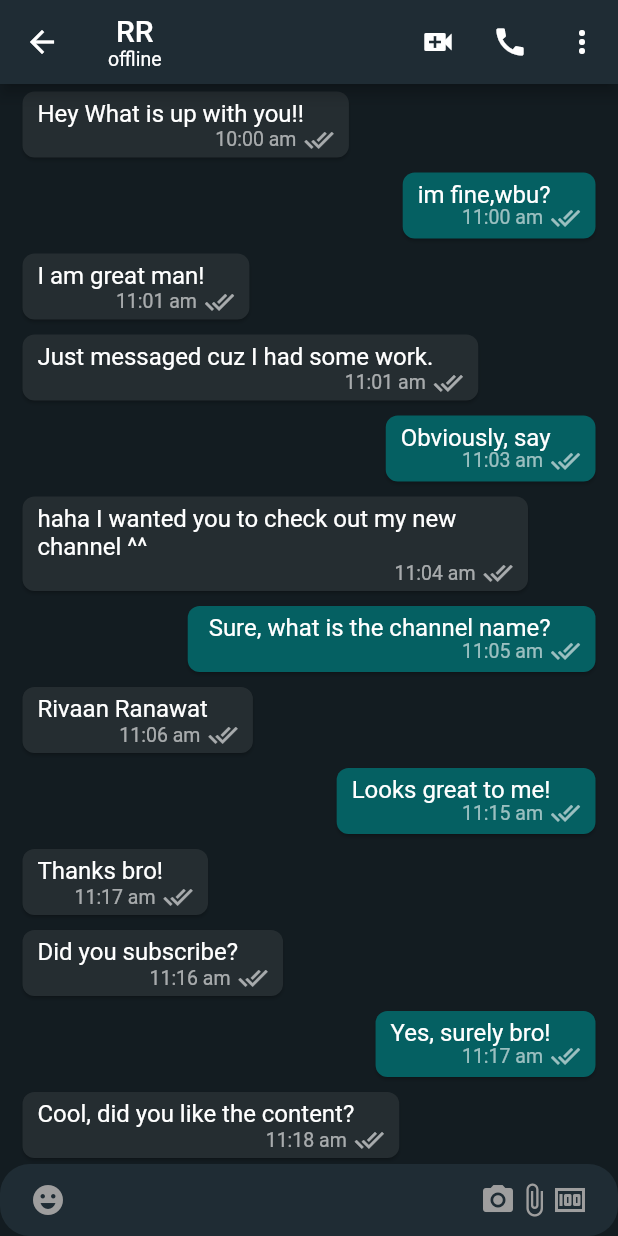
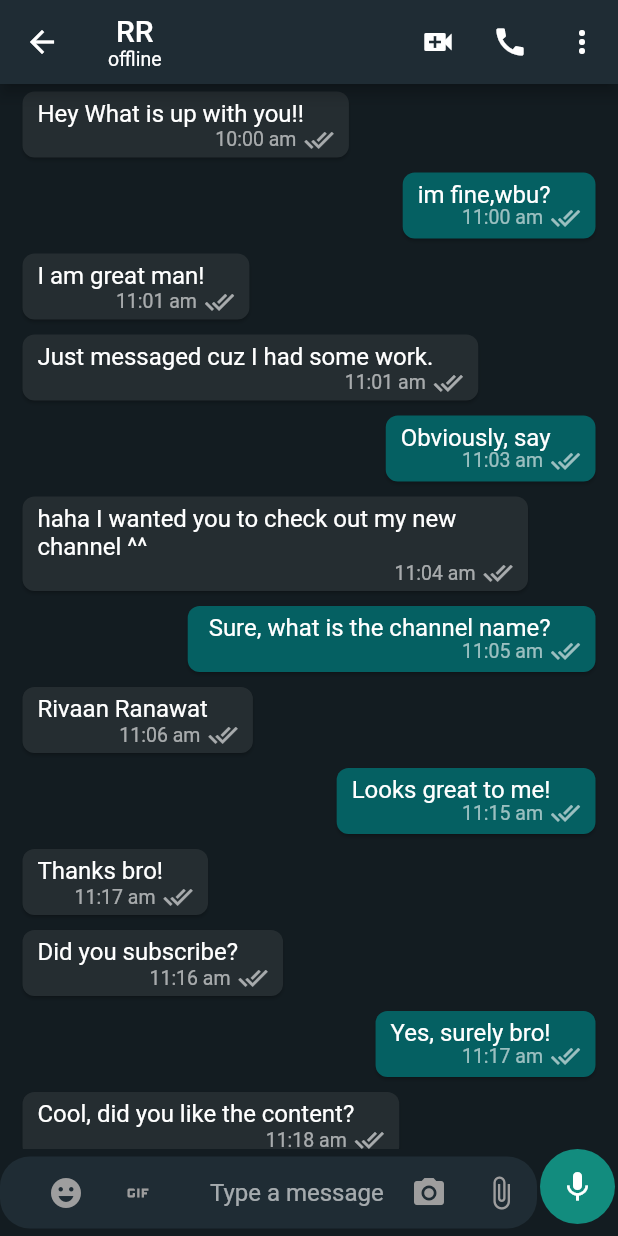
Before and after one commit to ROG-stdioh/chat_app_riverpod, a Flutter app: the MobileChatScreen screen opened directly, on a phone screen of 412 x 824 dp. Run offline on Flutter 3.47's test engine with Material 2 defaults, Android fonts, the phone set to English and light mode, and no system bars; our stand-ins replace cloud_firestore, country_picker, firebase_auth, firebase_core, firebase_storage, flutter_contacts and 2 more; accounts and stored records are empty.

Commit message:
bottom text field modified

```diff
--- a/lib/screens/mobile_chat_screen.dart
+++ b/lib/features/chat/screens/mobile_chat_screen.dart
@@ -1,6 +1,7 @@
 import 'package:chat_app_riverpod/colors.dart';
 import 'package:chat_app_riverpod/common/widgets/loader.dart';
 import 'package:chat_app_riverpod/features/auth/controller/auth_controller.dart';
+import 'package:chat_app_riverpod/features/chat/widgets/bottom_chat_field.dart';
 import 'package:chat_app_riverpod/models/user_model.dart';
 import 'package:chat_app_riverpod/widgets/chat_list.dart';
 import 'package:flutter/material.dart';
@@ -46,52 +47,11 @@
       ),
       body: Column(
         //chat list
-        children: [
-          const Expanded(
+        children: const [
+          Expanded(
             child: ChatList(),
           ),
-          TextField(
-            decoration: InputDecoration(
-              fillColor: mobileChatBoxColor,
-              filled: true,
-              prefixIcon: const Padding(
-                padding: EdgeInsets.symmetric(horizontal: 20),
-                child: Icon(
-                  Icons.emoji_emotions,
-                  color: Colors.grey,
-                ),
-              ),
-              suffixIcon: Padding(
-                padding: const EdgeInsets.symmetric(horizontal: 20),
-                child: Row(
-                  mainAxisAlignment: MainAxisAlignment.end,
-                  children: const [
-                    Icon(
-                      Icons.camera_alt,
-                      color: Colors.grey,
-                    ),
-                    Icon(
-                      Icons.attach_file,
-                      color: Colors.grey,
-                    ),
-                    Icon(
-                      Icons.money,
-                      color: Colors.grey,
-                    ),
-                  ],
-                ),
-              ),
-              hintText: 'Type a message',
-              border: OutlineInputBorder(
-                borderRadius: BorderRadius.circular(20),
-                borderSide: const BorderSide(
-                  width: 0,
-                  style: BorderStyle.none,
-                ),
-              ),
-              contentPadding: const EdgeInsets.only(left: 20),
-            ),
-          )
+          BottomChatField()
         ],
 
         //text input
--- /dev/null
+++ b/lib/features/chat/widgets/bottom_chat_field.dart
@@ -0,0 +1,111 @@
+import 'package:chat_app_riverpod/colors.dart';
+import 'package:flutter/material.dart';
+
+class BottomChatField extends StatefulWidget {
+  const BottomChatField({
+    Key? key,
+  }) : super(key: key);
+
+  @override
+  State<BottomChatField> createState() => _BottomChatFieldState();
+}
+
+class _BottomChatFieldState extends State<BottomChatField> {
+  bool isShowSendButton = false;
+  @override
+  Widget build(BuildContext context) {
+    return Row(
+      children: [
+        Expanded(
+          child: TextFormField(
+            onChanged: (val) {
+              if (val.isNotEmpty) {
+                setState(() {
+                  isShowSendButton = true;
+                });
+              } else {
+                setState(() {
+                  isShowSendButton = false;
+                });
+              }
+            },
+            decoration: InputDecoration(
+              fillColor: mobileChatBoxColor,
+              filled: true,
+              prefixIcon: Padding(
+                padding: const EdgeInsets.symmetric(horizontal: 20.0),
+                child: SizedBox(
+                  width: 100,
+                  child: Row(
+                    children: [
+                      IconButton(
+                        onPressed: () {},
+                        icon: const Icon(
+                          Icons.emoji_emotions,
+                          color: Colors.grey,
+                        ),
+                      ),
+                      IconButton(
+                        onPressed: () {},
+                        icon: const Icon(
+                          Icons.gif,
+                          color: Colors.grey,
+                        ),
+                      ),
+                    ],
+                  ),
+                ),
+              ),
+              suffixIcon: SizedBox(
+                width: 100,
+                child: Row(
+                  mainAxisAlignment: MainAxisAlignment.end,
+                  children: [
+                    IconButton(
+                      onPressed: () {},
+                      icon: const Icon(
+                        Icons.camera_alt,
+                        color: Colors.grey,
+                      ),
+                    ),
+                    IconButton(
+                      onPressed: () {},
+                      icon: const Icon(
+                        Icons.attach_file,
+                        color: Colors.grey,
+                      ),
+                    ),
+                  ],
+                ),
+              ),
+              hintText: 'Type a message',
+              border: OutlineInputBorder(
+                borderRadius: BorderRadius.circular(20),
+                borderSide: const BorderSide(
+                  width: 0,
+                  style: BorderStyle.none,
+                ),
+              ),
+              contentPadding: const EdgeInsets.only(left: 20),
+            ),
+          ),
+        ),
+        Padding(
+          padding: const EdgeInsets.only(
+            bottom: 8.0,
+            right: 2.0,
+            left: 2.0,
+          ),
+          child: CircleAvatar(
+            backgroundColor: const Color(0xFF128C7E),
+            radius: 25,
+            child: Icon(
+              isShowSendButton ? Icons.send : Icons.mic,
+              color: Colors.white,
+            ),
+          ),
+        )
+      ],
+    );
+  }
+}
--- a/lib/features/select_contacts/repository/select_contact_repository.dart
+++ b/lib/features/select_contacts/repository/select_contact_repository.dart
@@ -1,6 +1,6 @@
 import 'package:chat_app_riverpod/common/utils/utils.dart';
 import 'package:chat_app_riverpod/models/user_model.dart';
-import 'package:chat_app_riverpod/screens/mobile_chat_screen.dart';
+import 'package:chat_app_riverpod/features/chat/screens/mobile_chat_screen.dart';
 import 'package:cloud_firestore/cloud_firestore.dart';
 import 'package:flutter/material.dart';
 import 'package:flutter_contacts/flutter_contacts.dart';
--- a/lib/router.dart
+++ b/lib/router.dart
@@ -3,7 +3,7 @@
 import 'package:chat_app_riverpod/features/auth/screens/otp_screen.dart';
 import 'package:chat_app_riverpod/features/auth/screens/user_information_screen.dart';
 import 'package:chat_app_riverpod/features/select_contacts/screens/select_contacts_screen.dart';
-import 'package:chat_app_riverpod/screens/mobile_chat_screen.dart';
+import 'package:chat_app_riverpod/features/chat/screens/mobile_chat_screen.dart';
 import 'package:flutter/material.dart';
 
 Route<dynamic> generateRoute(RouteSettings settings) {
--- a/lib/widgets/contact_list.dart
+++ b/lib/widgets/contact_list.dart
@@ -1,6 +1,6 @@
 import 'package:chat_app_riverpod/colors.dart';
 import 'package:chat_app_riverpod/info.dart';
-import 'package:chat_app_riverpod/screens/mobile_chat_screen.dart';
+import 'package:chat_app_riverpod/features/chat/screens/mobile_chat_screen.dart';
 import 'package:flutter/material.dart';
 
 class ContactsList extends StatelessWidget {
```
